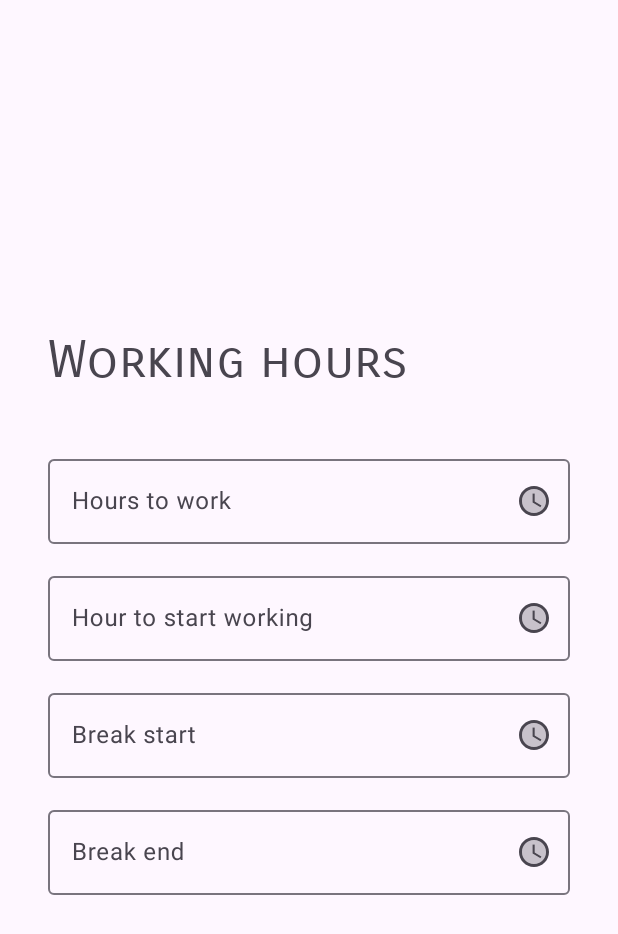
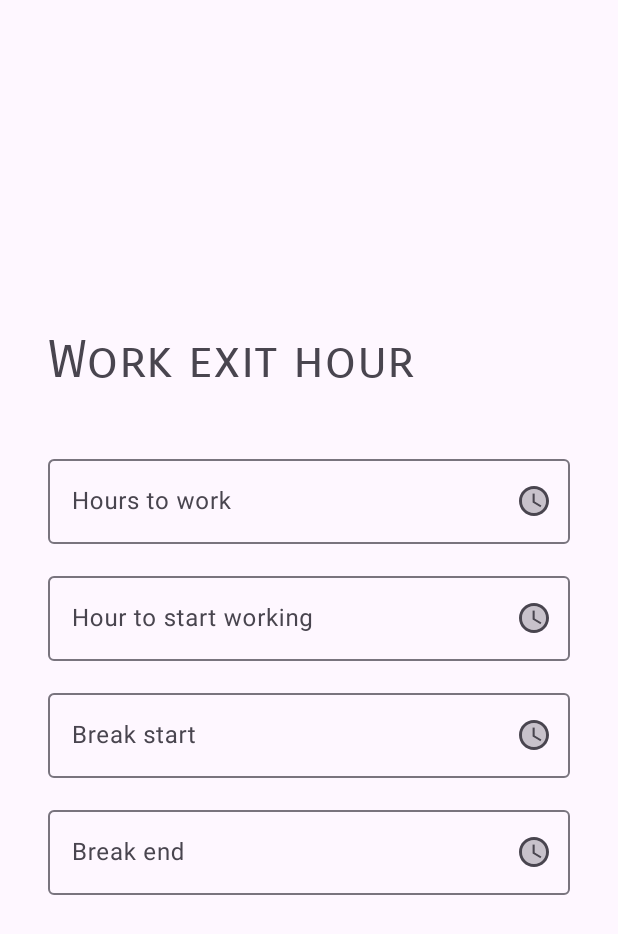
Before and after one commit to Bleeping-Dragon/Twiftly, an Android app: the WorkingHoursPage screen opened through its navigation route, on a phone screen of 412 x 824 dp. Shown: the top 934 px of the screen. Run offline under Robolectric (Android 15) with nearby library versions, the phone set to English and light mode, and no system bars.

Commit message:
Change titles to make it more intuitive.

```diff
--- a/app/src/main/res/layout/fragment_home_page.xml
+++ b/app/src/main/res/layout/fragment_home_page.xml
@@ -9,5 +9,5 @@
         android:id="@+id/workingHoursButton"
         android:layout_width="match_parent"
         android:layout_height="wrap_content"
-        android:text="Working Hours" />
+        android:text="Work exit hour" />
 </FrameLayout>
--- a/app/src/main/res/layout/fragment_working_hours_page.xml
+++ b/app/src/main/res/layout/fragment_working_hours_page.xml
@@ -28,7 +28,7 @@
             android:layout_height="wrap_content"
             android:layout_marginBottom="32dp"
             android:fontFamily="sans-serif-smallcaps"
-            android:text="Working hours"
+            android:text="Work exit hour"
             android:textSize="34sp" />
 
         <include
```
